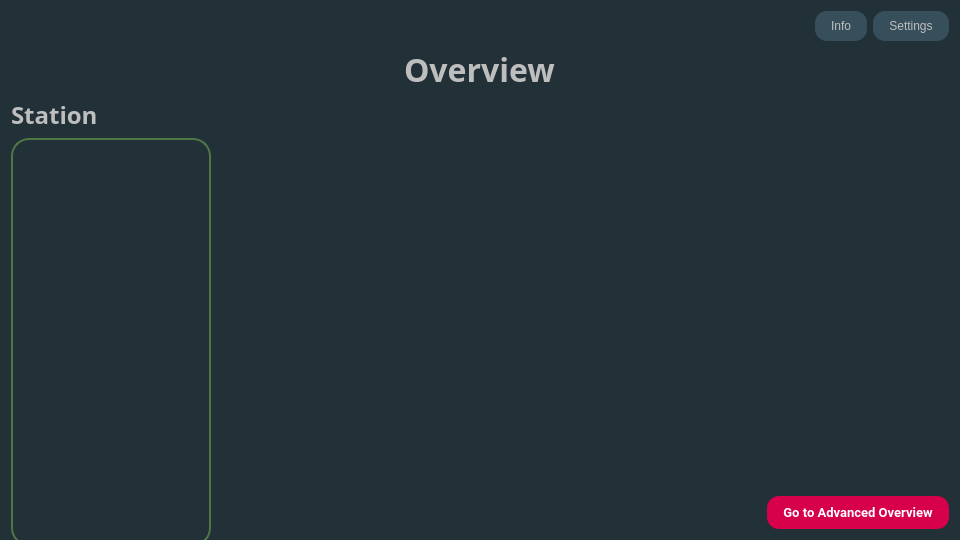
ionutsilviu3/CIIT, file ciit/resources/ui/overview_window.ui: the form before one commit.
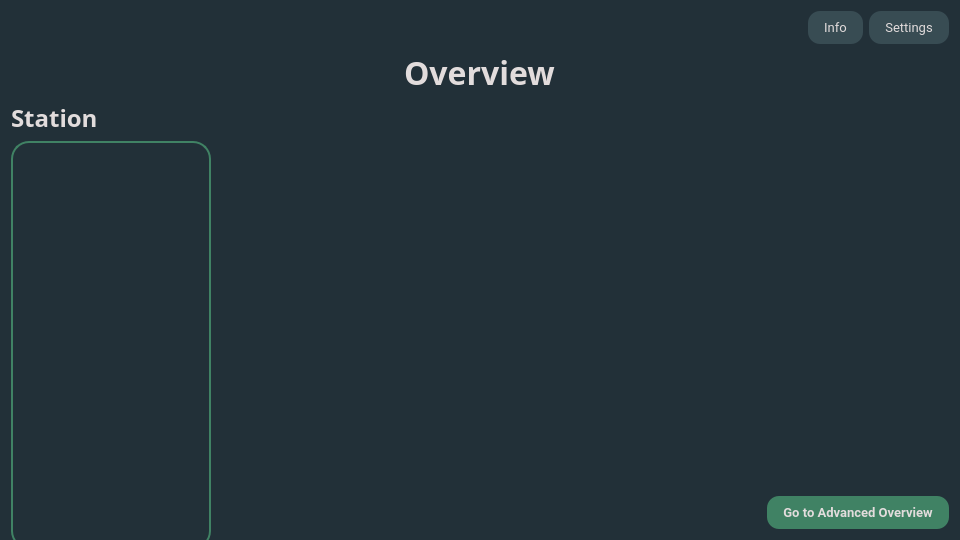
The form after the commit.

The edit to the form file:
```diff
--- a/ciit/resources/ui/overview_window.ui
+++ b/ciit/resources/ui/overview_window.ui
@@ -30,8 +30,8 @@
 	padding-right: 16px;
 	padding-top: 8 px;
 	padding-bottom: 8 px;
-	color: rgb(190, 190, 190);
-	background-color: rgb(55, 79, 91);
+	color:rgb(226, 220, 220);
+	background-color:#384C53;
     }</string>
   </property>
   <layout class="QVBoxLayout" name="verticalLayout">
@@ -52,6 +52,12 @@
      </item>
      <item>
       <widget class="QPushButton" name="pb_info">
+       <property name="font">
+        <font>
+         <family>Roboto</family>
+         <pointsize>10</pointsize>
+        </font>
+       </property>
        <property name="text">
         <string>Info</string>
        </property>
@@ -59,6 +65,12 @@
      </item>
      <item>
       <widget class="QPushButton" name="pb_settings">
+       <property name="font">
+        <font>
+         <family>Roboto</family>
+         <pointsize>10</pointsize>
+        </font>
+       </property>
        <property name="text">
         <string>Settings</string>
        </property>
@@ -78,7 +90,7 @@
      <property name="styleSheet">
       <string notr="true">QLabel#lb_title
 {
-color: rgb(190, 190, 190);
+color: rgb(226, 220, 220);
 }</string>
      </property>
      <property name="text">
@@ -98,7 +110,7 @@
      <property name="styleSheet">
       <string notr="true">QLabel#lb_station
 {
-color: rgb(190, 190, 190);
+color: rgb(226, 220, 220);
 }</string>
      </property>
      <property name="text">
@@ -131,14 +143,14 @@
        <property name="styleSheet">
         <string notr="true">QWidget#sa_contents_buttons {
     background-color: rgb(34, 48, 56);
-    border: 2px solid rgb(80, 118, 70);
+    border: 2px solid rgb(64, 130, 100);
     border-radius: 18px; /* Set the border radius for rounded corners */
     padding: 5px; /* Add some padding to ensure the contents do not touch the borders */
     margin: 0; /* Remove any default margin */
 }
 
 QRadioButton {
-	font: 24pt Vitesco;
+	font: 24pt Roboto;
 	color: rgb(190, 190, 190);
     spacing: 12px;
 }
@@ -151,7 +163,7 @@
 }
 
 QRadioButton::indicator:checked {
-   background-color: rgb(80, 118, 70);;
+   background-color: rgb(64, 130, 100);
 }
 
 QScrollArea {
@@ -230,7 +242,7 @@
        </property>
        <property name="font">
         <font>
-         <family>Vitesco</family>
+         <family>Roboto</family>
          <pointsize>12</pointsize>
          <italic>false</italic>
          <bold>false</bold>
@@ -238,32 +250,44 @@
        </property>
        <property name="styleSheet">
         <string notr="true">QTableWidget {
-    gridline-color: #606060;
-    background-color: #404040;
     background-color: rgb(34, 48, 56);
     border: none;
-	font: 12pt &quot;Vitesco&quot;;
+    font: 12pt &quot;Roboto&quot;;
 }
 
 QTableWidget::item {
-    padding: 5px;
-	color: white;
-}
-
-QTableWidget::item:selected {
-    background-color: #808080;
+    padding: 12px;
 }
 
 QHeaderView::section {
-    background-color: #303030;
-    color: #E0E0E0;
+    background-color: #384C53;
+    color: rgb(226, 220, 220);
     padding: 5px;
-    border: 1px solid #606060;
-	font: 12pt &quot;Vitesco&quot;;
+    border: none;
+    font: 12pt &quot;Roboto&quot;;
 }
 
+/* Add borders only between vertical header items */
+QHeaderView::section:horizontal {
+    border-right: 1px solid rgb(34, 48, 56);
+}
+
+QHeaderView::section:vertical {
+	border-bottom: 1px solid rgb(34, 48, 56);
+}
+
 QTableCornerButton::section {
-    background-color: #303030;
+    background-color: #384C53;
+    border: none;
+}
+
+QTableCornerButton::section {
+    background-color: #384C53;
+}
+
+QTableCornerButton::section {
+    border-right: 1px solid rgb(34, 48, 56) !important;
+    border-bottom: 1px solid rgb(34, 48, 56) !important;
 }
 
 QScrollBar:vertical {
@@ -313,6 +337,24 @@
        <property name="editTriggers">
         <set>QAbstractItemView::EditTrigger::NoEditTriggers</set>
        </property>
+       <property name="alternatingRowColors">
+        <bool>false</bool>
+       </property>
+       <property name="selectionMode">
+        <enum>QAbstractItemView::SelectionMode::NoSelection</enum>
+       </property>
+       <property name="showGrid">
+        <bool>true</bool>
+       </property>
+       <property name="gridStyle">
+        <enum>Qt::PenStyle::SolidLine</enum>
+       </property>
+       <property name="cornerButtonEnabled">
+        <bool>true</bool>
+       </property>
+       <attribute name="horizontalHeaderShowSortIndicator" stdset="0">
+        <bool>false</bool>
+       </attribute>
       </widget>
      </item>
     </layout>
@@ -337,8 +379,8 @@
 	padding-right: 16px;
 	padding-top: 8 px;
 	padding-bottom: 8 px;
-	color: white;
-	background-color: rgb(215,0,75)
+	color: rgb(226, 220, 220);
+	background-color: rgb(64, 130, 100);
     }</string>
      </property>
      <property name="text">
```
